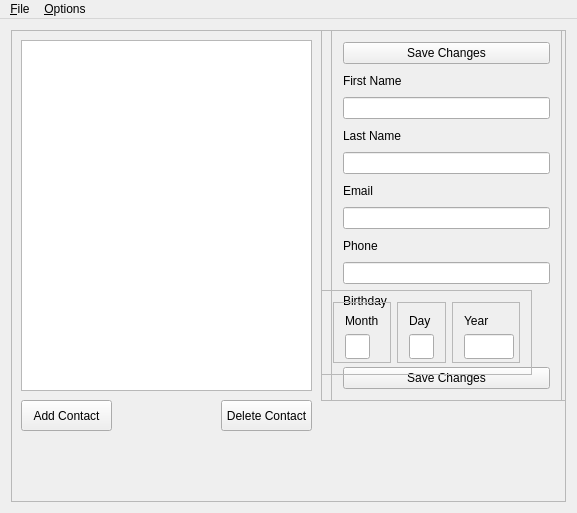
Old version of the form contactfu_qt.ui in the repository Sucalakafufu/contactfu-gui-qt.
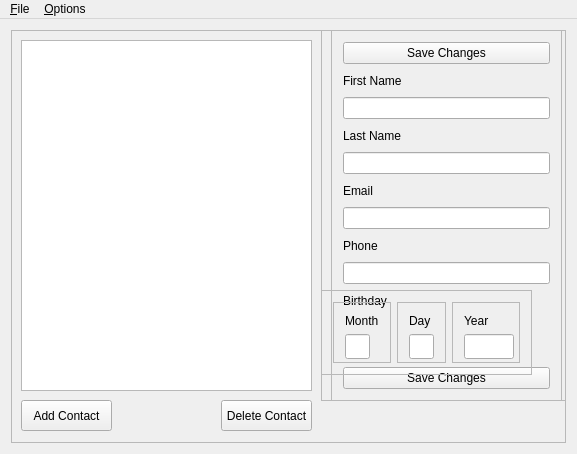
New version of the form.

Commit message: set fixed size of main window

Diff of the .ui file:
```diff
--- a/contactfu_qt.ui
+++ b/contactfu_qt.ui
@@ -10,7 +10,7 @@
     <x>0</x>
     <y>0</y>
     <width>577</width>
-    <height>513</height>
+    <height>454</height>
    </rect>
   </property>
   <property name="windowTitle">
```
The commit also changes 6 other files.
